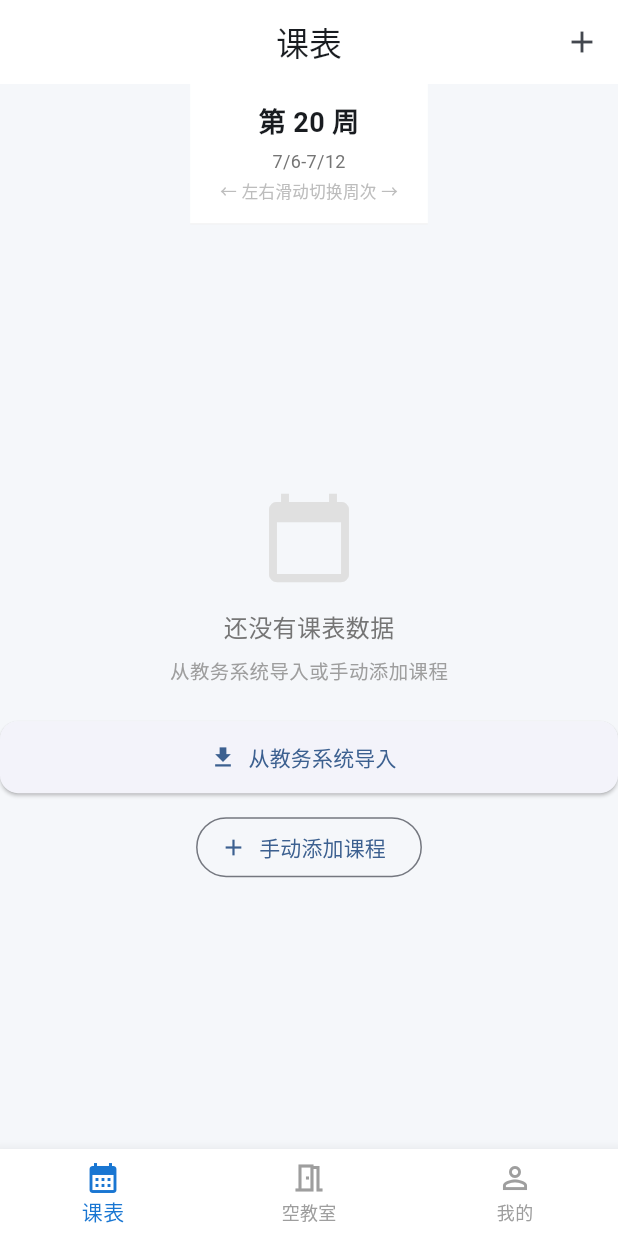
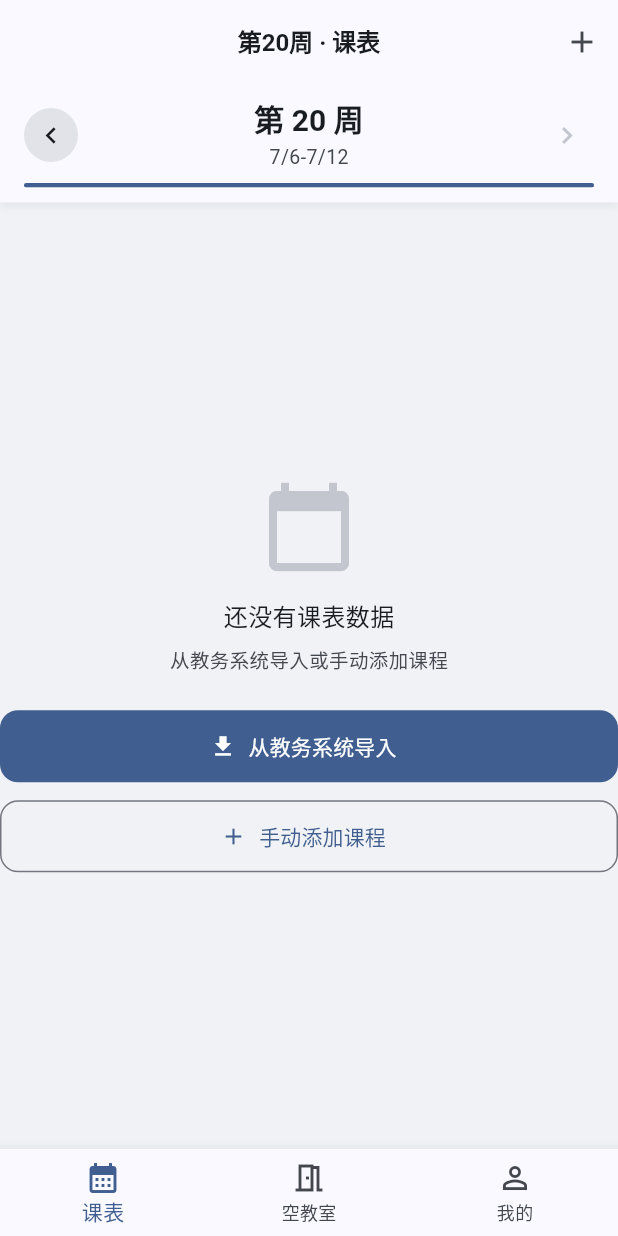
Before and after one commit to X365662/qyclass, a Flutter app: the screen it shows after launch, on a phone screen of 412 x 824 dp. Run offline on Flutter 3.47's test engine with Material 3 defaults, Android fonts, the phone set to English and light mode, and no system bars; our stand-ins replace dio, shared_preferences, sqflite; accounts and stored records are empty; project files that could hold a hidden picture were left out.

Commit message:
fix: 滑动Bug修复 + UI美化 + 验证码放大 + 桌面平台

```diff
--- a/lib/screens/home_screen.dart
+++ b/lib/screens/home_screen.dart
@@ -22,10 +22,7 @@ class _HomeScreenState extends State<HomeScreen> {
   @override
   void initState() {
     super.initState();
-    // 延迟加载，确保 Provider 已经初始化
-    WidgetsBinding.instance.addPostFrameCallback((_) {
-      _loadData();
-    });
+    WidgetsBinding.instance.addPostFrameCallback((_) => _loadData());
   }
 
   void _loadData() {
@@ -55,106 +52,80 @@ class _HomeScreenState extends State<HomeScreen> {
 
   @override
   Widget build(BuildContext context) {
+    final theme = Theme.of(context);
+    final cs = theme.colorScheme;
+
     return Scaffold(
       appBar: AppBar(
-        title: const Text('课表'),
+        title: Consumer<AppProvider>(
+          builder: (context, app, _) =>
+              Text('第${app.currentWeek}周 · 课表'),
+        ),
         centerTitle: true,
         actions: [
-          Consumer<ScheduleProvider>(
-            builder: (context, sp, _) => IconButton(
+          IconButton(
             icon: const Icon(Icons.add),
             tooltip: '手动添加课程',
             onPressed: () {
               Navigator.of(context).push(
                 MaterialPageRoute(builder: (_) => const AddCourseScreen()),
               ).then((added) {
-                  if (added == true) {
-                    _loadData();
-                  }
+                if (added == true) _loadData();
               });
             },
-            ),
           ),
         ],
       ),
       body: SafeArea(
         child: Column(
           children: [
-            // 周次选择器（纯展示）
+            // 周次选择器
             Consumer<AppProvider>(
               builder: (context, app, _) => WeekSelector(
                 currentWeek: app.currentWeek,
                 totalWeeks: app.totalWeeks,
                 weekDateRange: app.weekDateRange,
+                onPrevious: app.previousWeek,
+                onNext: app.nextWeek,
               ),
             ),
 
-            // 课表区域（支持左右滑动切换周次）
+            // 课表区域 — GestureDetector 在外层，覆盖所有子状态
             Expanded(
+              child: GestureDetector(
+                onHorizontalDragEnd: (details) {
+                  if (details.primaryVelocity == null) return;
+                  final app = context.read<AppProvider>();
+                  if (details.primaryVelocity! < -300) {
+                    app.nextWeek();
+                  } else if (details.primaryVelocity! > 300) {
+                    app.previousWeek();
+                  }
+                },
                 child: Consumer2<ScheduleProvider, AppProvider>(
-                builder: (context, scheduleProvider, appProvider, _) {
-                  if (scheduleProvider.isLoading) {
-                    return const Center(
-                      child: Column(
-                        mainAxisSize: MainAxisSize.min,
-                        children: [
-                          CircularProgressIndicator(),
-                          SizedBox(height: 16),
-                          Text('加载课表中...'),
-                        ],
-                      ),
-                    );
+                  builder: (context, sp, app, _) {
+                    if (sp.isLoading) return _buildLoading(cs);
+                    if (!sp.hasData) return _buildEmptyState(cs);
+
+                    final courseMap = <String, Course>{};
+                    for (final c in sp.courses) {
+                      courseMap[c.id] = c;
                     }
 
-                  if (!scheduleProvider.hasData) {
-                    return _buildEmptyState();
+                    final weekSchedules = sp.getSchedulesForWeek(app.currentWeek);
+
+                    if (weekSchedules.isEmpty && sp.courses.isNotEmpty) {
+                      return _buildNoCourses(app.currentWeek, cs);
                     }
 
-                  // 构建 courseMap
-                  final courseMap = <String, Course>{};
-                  for (final course in scheduleProvider.courses) {
-                    courseMap[course.id] = course;
-                  }
-
-                  // 获取当前周的排课
-                  final weekSchedules = scheduleProvider.getSchedulesForWeek(appProvider.currentWeek);
-
-                  // 如果没有课程但数据不为空，可能还没开学或当前周无课
-                  if (weekSchedules.isEmpty && scheduleProvider.courses.isNotEmpty) {
-                    return Center(
-                      child: Column(
-                        mainAxisSize: MainAxisSize.min,
-                        children: [
-                          Icon(Icons.event_busy, size: 48, color: Colors.grey[400]),
-                          const SizedBox(height: 12),
-                          Text(
-                            '第${appProvider.currentWeek}周没有课程安排',
-                            style: TextStyle(color: Colors.grey[600], fontSize: 15),
-                          ),
-                        ],
-                      ),
-                    );
-                  }
-
-                  return GestureDetector(
-                    onHorizontalDragEnd: (details) {
-                      if (details.primaryVelocity == null) return;
-                      if (details.primaryVelocity! < -300) {
-                        // 向左滑 → 下一周
-                        appProvider.nextWeek();
-                      } else if (details.primaryVelocity! > 300) {
-                        // 向右滑 → 上一周
-                        appProvider.previousWeek();
-                      }
-                    },
-                    child: ScheduleGrid(
+                    return ScheduleGrid(
                       schedules: weekSchedules,
-                      colorMap: scheduleProvider.colorMap,
+                      colorMap: sp.colorMap,
                       courseMap: courseMap,
                       onCourseTap: _showCourseDetail,
-                    ),
                     );
                   },
+                ),
               ),
             ),
           ],
@@ -163,38 +134,67 @@ class _HomeScreenState extends State<HomeScreen> {
     );
   }
 
-  Widget _buildEmptyState() {
+  Widget _buildLoading(ColorScheme cs) {
     return Center(
       child: Column(
         mainAxisSize: MainAxisSize.min,
         children: [
-          Icon(Icons.calendar_today, size: 64, color: Colors.grey[300]),
+          CircularProgressIndicator(color: cs.primary),
+          const SizedBox(height: 16),
+          Text('加载课表中...', style: TextStyle(color: cs.onSurfaceVariant)),
+        ],
+      ),
+    );
+  }
+
+  Widget _buildNoCourses(int week, ColorScheme cs) {
+    return Center(
+      child: Column(
+        mainAxisSize: MainAxisSize.min,
+        children: [
+          Icon(Icons.event_busy, size: 48, color: cs.outlineVariant),
+          const SizedBox(height: 12),
+          Text(
+            '第$week周没有课程安排',
+            style: TextStyle(color: cs.onSurface, fontSize: 15),
+          ),
+          const SizedBox(height: 4),
+          Text(
+            '← 左右滑动查看其他周 →',
+            style: TextStyle(color: cs.outlineVariant, fontSize: 12),
+          ),
+        ],
+      ),
+    );
+  }
+
+  Widget _buildEmptyState(ColorScheme cs) {
+    return Center(
+      child: Column(
+        mainAxisSize: MainAxisSize.min,
+        children: [
+          Icon(Icons.calendar_today, size: 64, color: cs.outlineVariant),
           const SizedBox(height: 16),
           Text(
             '还没有课表数据',
             style: TextStyle(
               fontSize: 16,
-              color: Colors.grey[600],
+              color: cs.onSurface,
               fontWeight: FontWeight.w500,
             ),
           ),
           const SizedBox(height: 8),
           Text(
             '从教务系统导入或手动添加课程',
-            style: TextStyle(
-              fontSize: 13,
-              color: Colors.grey[500],
-            ),
+            style: TextStyle(fontSize: 13, color: cs.onSurfaceVariant),
           ),
           const SizedBox(height: 24),
-          ElevatedButton.icon(
+          FilledButton.icon(
             onPressed: () {
               Navigator.of(context).push(
                 MaterialPageRoute(builder: (_) => const LoginScreen()),
               ).then((success) {
-                if (success == true) {
-                  _loadData();
-                }
+                if (success == true) _loadData();
               });
             },
             icon: const Icon(Icons.download),
@@ -206,9 +206,7 @@ class _HomeScreenState extends State<HomeScreen> {
               Navigator.of(context).push(
                 MaterialPageRoute(builder: (_) => const AddCourseScreen()),
               ).then((added) {
-                if (added == true) {
-                  _loadData();
-                }
+                if (added == true) _loadData();
               });
             },
             icon: const Icon(Icons.add),
--- a/lib/screens/login_screen.dart
+++ b/lib/screens/login_screen.dart
@@ -226,8 +226,8 @@ class _LoginScreenState extends State<LoginScreen> {
                 GestureDetector(
                   onTap: _isLoading ? null : _getCaptcha,
                   child: Container(
-                    width: 100,
-                    height: 48,
+                    width: 160,
+                    height: 60,
                     decoration: BoxDecoration(
                       border: Border.all(color: Colors.grey[300]!),
                       borderRadius: BorderRadius.circular(8),
@@ -309,7 +309,7 @@ class _LoginScreenState extends State<LoginScreen> {
         }
         return ClipRRect(
           borderRadius: BorderRadius.circular(7),
-          child: Image.memory(bytes, width: 100, height: 48, fit: BoxFit.cover),
+          child: Image.memory(bytes, width: 160, height: 60, fit: BoxFit.cover),
         );
       } catch (_) {
         // base64 解码失败，重置并显示占位
--- a/lib/services/api_service.dart
+++ b/lib/services/api_service.dart
@@ -3,7 +3,7 @@ import 'package:shared_preferences/shared_preferences.dart';
 
 class ApiService {
   // 默认爬虫地址（本地开发用，端口与 scraper/main.py 一致）
-  static const String _defaultBaseUrl = 'http://172.23.112.1:8007/api/v1';
+  static const String _defaultBaseUrl = 'http://39.107.112.160:8007/api/v1';
   static String baseUrl = _defaultBaseUrl;
 
   late Dio _dio;
--- a/lib/utils/theme.dart
+++ b/lib/utils/theme.dart
@@ -2,47 +2,80 @@ import 'package:flutter/material.dart';
 
 /// Material 3 主题配置
 class AppTheme {
-  // 主色调 - 青蓝色（清新校园风）
-  static const Color primaryColor = Color(0xFF1976D2);
-  static const Color secondaryColor = Color(0xFF4ECDC4);
-  static const Color backgroundColor = Color(0xFFF5F7FA);
-  static const Color surfaceColor = Colors.white;
+  static const Color primaryColor = Color(0xFF1565C0);
+  static const Color secondaryColor = Color(0xFF00897B);
 
   static ThemeData get lightTheme {
+    final cs = ColorScheme.fromSeed(
+      seedColor: primaryColor,
+      brightness: Brightness.light,
+    );
+
     return ThemeData(
       useMaterial3: true,
-      colorScheme: ColorScheme.fromSeed(
-        seedColor: primaryColor,
-        brightness: Brightness.light,
-        surface: surfaceColor,
+      colorScheme: cs,
+      scaffoldBackgroundColor: const Color(0xFFF0F2F5),
+
+      // 文字层级
+      textTheme: const TextTheme(
+        headlineMedium: TextStyle(fontSize: 20, fontWeight: FontWeight.bold),
+        titleLarge: TextStyle(fontSize: 16, fontWeight: FontWeight.w600),
+        titleMedium: TextStyle(fontSize: 14, fontWeight: FontWeight.w500),
+        bodyLarge: TextStyle(fontSize: 15),
+        bodyMedium: TextStyle(fontSize: 13),
+        labelSmall: TextStyle(fontSize: 11),
       ),
-      scaffoldBackgroundColor: backgroundColor,
+
       appBarTheme: const AppBarTheme(
         centerTitle: true,
         elevation: 0,
         scrolledUnderElevation: 1,
       ),
+
       cardTheme: CardThemeData(
-        elevation: 1,
+        elevation: 3,
         shape: RoundedRectangleBorder(
           borderRadius: BorderRadius.circular(12),
         ),
+        margin: const EdgeInsets.symmetric(horizontal: 16, vertical: 6),
       ),
-      bottomNavigationBarTheme: const BottomNavigationBarThemeData(
+
+      bottomNavigationBarTheme: BottomNavigationBarThemeData(
         type: BottomNavigationBarType.fixed,
-        selectedItemColor: primaryColor,
-        unselectedItemColor: Colors.grey,
+        selectedItemColor: cs.primary,
+        unselectedItemColor: cs.onSurfaceVariant,
       ),
+
       inputDecorationTheme: InputDecorationTheme(
         border: OutlineInputBorder(
           borderRadius: BorderRadius.circular(12),
         ),
-        contentPadding: const EdgeInsets.symmetric(horizontal: 16, vertical: 14),
+        contentPadding:
+            const EdgeInsets.symmetric(horizontal: 16, vertical: 14),
         filled: true,
-        fillColor: Colors.white,
+        fillColor: cs.surface,
       ),
+
       elevatedButtonTheme: ElevatedButtonThemeData(
         style: ElevatedButton.styleFrom(
+          minimumSize: const Size(double.infinity, 48),
+          shape: RoundedRectangleBorder(
+            borderRadius: BorderRadius.circular(12),
+          ),
+        ),
+      ),
+
+      filledButtonTheme: FilledButtonThemeData(
+        style: FilledButton.styleFrom(
+          minimumSize: const Size(double.infinity, 48),
+          shape: RoundedRectangleBorder(
+            borderRadius: BorderRadius.circular(12),
+          ),
+        ),
+      ),
+
+      outlinedButtonTheme: OutlinedButtonThemeData(
+        style: OutlinedButton.styleFrom(
           minimumSize: const Size(double.infinity, 48),
           shape: RoundedRectangleBorder(
             borderRadius: BorderRadius.circular(12),
--- a/lib/widgets/week_selector.dart
+++ b/lib/widgets/week_selector.dart
@@ -1,58 +1,123 @@
 import 'package:flutter/material.dart';
 
-/// 周次选择器 — 纯展示组件（通过手势滑动切换周次）
+/// 周次选择器 — 显示周次、日期范围、进度条，支持触控箭头和手势滑动
 class WeekSelector extends StatelessWidget {
   final int currentWeek;
   final int totalWeeks;
   final String weekDateRange;
+  final VoidCallback onPrevious;
+  final VoidCallback onNext;
 
   const WeekSelector({
     super.key,
     required this.currentWeek,
     required this.totalWeeks,
     required this.weekDateRange,
+    required this.onPrevious,
+    required this.onNext,
   });
 
   @override
   Widget build(BuildContext context) {
+    final cs = Theme.of(context).colorScheme;
+    final isFirst = currentWeek <= 1;
+    final isLast = currentWeek >= totalWeeks;
+
     return Container(
-      padding: const EdgeInsets.symmetric(horizontal: 20, vertical: 12),
+      padding: const EdgeInsets.symmetric(horizontal: 16, vertical: 10),
       decoration: BoxDecoration(
-        color: Theme.of(context).colorScheme.surface,
-        border: Border(
-          bottom: BorderSide(
-            color: Colors.grey.withOpacity(0.2),
-            width: 0.5,
+        color: cs.surface,
+        boxShadow: [
+          BoxShadow(
+            color: cs.shadow.withOpacity(0.06),
+            blurRadius: 4,
+            offset: const Offset(0, 2),
           ),
-        ),
+        ],
       ),
       child: Column(
         children: [
-          // 周次标题
+          Row(
+            mainAxisAlignment: MainAxisAlignment.spaceBetween,
+            children: [
+              // 上一周
+              _ArrowButton(
+                icon: Icons.chevron_left,
+                enabled: !isFirst,
+                onTap: isFirst ? null : onPrevious,
+              ),
+              // 周次信息
+              Column(
+                mainAxisSize: MainAxisSize.min,
+                children: [
                   Text(
                     '第 $currentWeek 周',
-            style: const TextStyle(
-              fontSize: 18,
-              fontWeight: FontWeight.bold,
+                    style: Theme.of(context).textTheme.headlineMedium,
                   ),
-          ),
-          const SizedBox(height: 4),
-          // 日期范围
+                  const SizedBox(height: 2),
                   Text(
                     weekDateRange,
                     style: TextStyle(
-              fontSize: 12,
-              color: Colors.grey[600],
+                      fontSize: 13,
+                      color: cs.onSurfaceVariant,
                     ),
                   ),
-          const SizedBox(height: 4),
-          // 滑动提示
-          Text(
-            '← 左右滑动切换周次 →',
-            style: TextStyle(fontSize: 11, color: Colors.grey[400]),
+                ],
+              ),
+              // 下一周
+              _ArrowButton(
+                icon: Icons.chevron_right,
+                enabled: !isLast,
+                onTap: isLast ? null : onNext,
+              ),
+            ],
+          ),
+          const SizedBox(height: 8),
+          // 学期进度条
+          ClipRRect(
+            borderRadius: BorderRadius.circular(2),
+            child: LinearProgressIndicator(
+              value: currentWeek / totalWeeks,
+              minHeight: 3,
+              backgroundColor: cs.surfaceContainerHighest,
+              valueColor: AlwaysStoppedAnimation(cs.primary),
+            ),
           ),
         ],
       ),
     );
   }
 }
+
+class _ArrowButton extends StatelessWidget {
+  final IconData icon;
+  final bool enabled;
+  final VoidCallback? onTap;
+
+  const _ArrowButton({
+    required this.icon,
+    required this.enabled,
+    this.onTap,
+  });
+
+  @override
+  Widget build(BuildContext context) {
+    final cs = Theme.of(context).colorScheme;
+    return GestureDetector(
+      onTap: onTap,
+      child: Container(
+        width: 36,
+        height: 36,
+        decoration: BoxDecoration(
+          color: enabled ? cs.surfaceContainerHighest : Colors.transparent,
+          borderRadius: BorderRadius.circular(18),
+        ),
+        child: Icon(
+          icon,
+          color: enabled ? cs.onSurface : cs.outlineVariant,
+          size: 22,
+        ),
+      ),
+    );
+  }
+}
```
Also changed, not shown: lib/widgets/course_card.dart (+45 -20 lines), lib/widgets/schedule_grid.dart (+52 -47 lines), 22 other files. Lines whose indentation alone changed are shown as unchanged.
